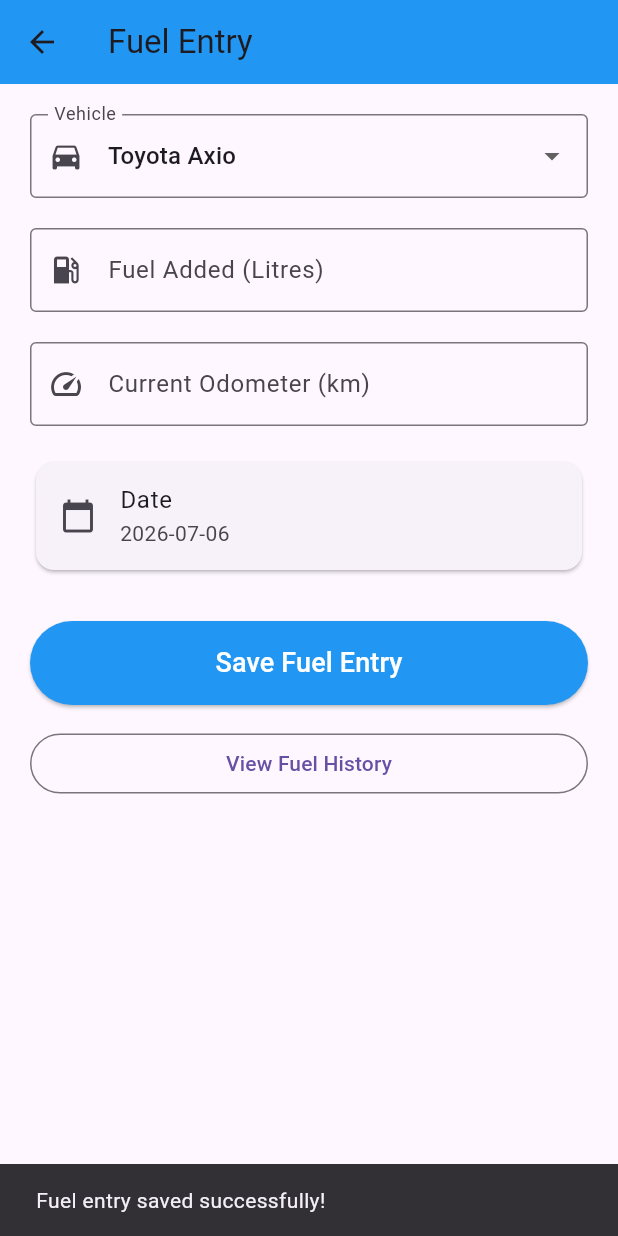
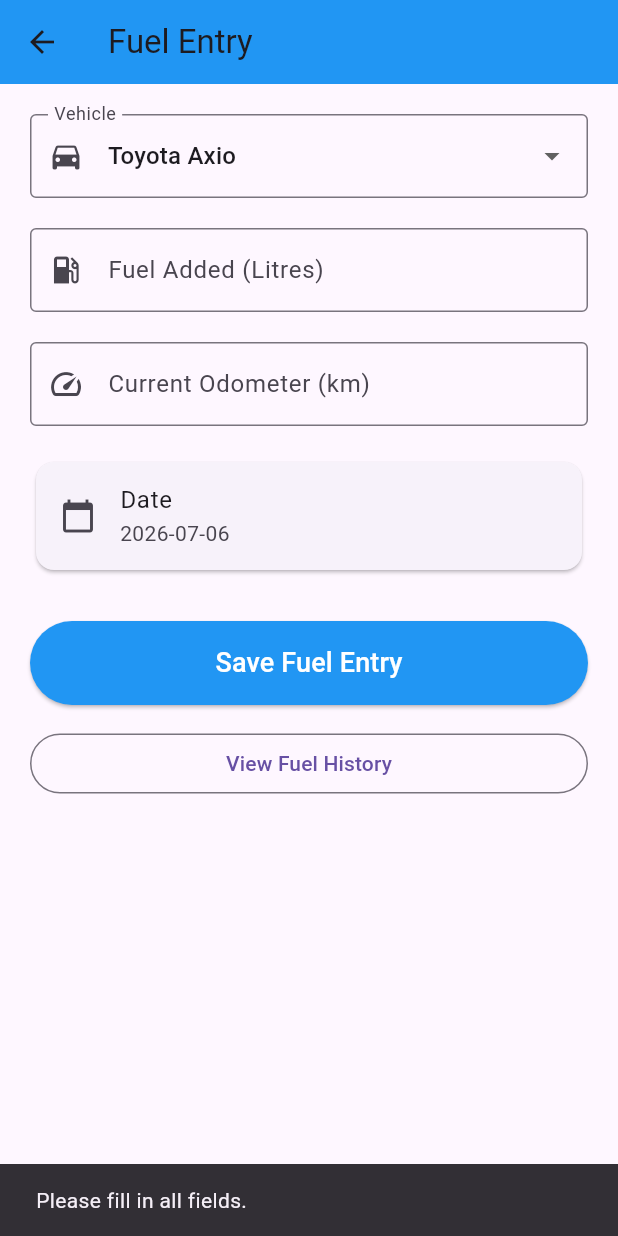
Before and after one commit to Delfine254/EcoMate-Fuel-Emission-Tracker, a Flutter app: the FuelEntryScreen screen opened directly, after a tap on "Save Fuel Entry", on a phone screen of 412 x 824 dp. Run offline on Flutter 3.47's test engine with Material 3 defaults, Android fonts, the phone set to English and light mode, and no system bars; our stand-ins replace sqflite, sqflite_common_ffi; accounts and stored records are empty.

Commit message:
Connect fuel entry screen to SQLIte database

```diff
--- a/lib/models/fuel_log_model.dart
+++ b/lib/models/fuel_log_model.dart
@@ -0,0 +1,35 @@
+class FuelLog {
+  int? id;
+  String vehicleName;
+  double litres;
+  double odometer;
+  String date;
+
+  FuelLog({
+    this.id,
+    required this.vehicleName,
+    required this.litres,
+    required this.odometer,
+    required this.date,
+  });
+
+  Map<String, dynamic> toMap() {
+    return {
+      'id': id,
+      'vehicleName': vehicleName,
+      'litres': litres,
+      'odometer': odometer,
+      'date': date,
+    };
+  }
+
+  factory FuelLog.fromMap(Map<String, dynamic> map) {
+    return FuelLog(
+      id: map['id'],
+      vehicleName: map['vehicleName'],
+      litres: map['litres'],
+      odometer: map['odometer'],
+      date: map['date'],
+    );
+  }
+}
--- a/lib/screens/fuel/fuel_entry_screen.dart
+++ b/lib/screens/fuel/fuel_entry_screen.dart
@@ -1,4 +1,7 @@
 import 'package:flutter/material.dart';
+
+import '../../database/database_helper.dart';
+import '../../models/fuel_log_model.dart';
 import 'fuel_history_screen.dart';
 
 class FuelEntryScreen extends StatefulWidget {
@@ -9,16 +12,15 @@ class FuelEntryScreen extends StatefulWidget {
 }
 
 class _FuelEntryScreenState extends State<FuelEntryScreen> {
-
-  TextEditingController fuelController =
+  final TextEditingController fuelController =
       TextEditingController();
 
-  TextEditingController odometerController =
+  final TextEditingController odometerController =
       TextEditingController();
 
   String selectedVehicle = 'Toyota Axio';
 
-  String currentDate =
+  final String currentDate =
       DateTime.now().toString().split(' ')[0];
 
   @override
@@ -30,7 +32,7 @@ class _FuelEntryScreenState extends State<FuelEntryScreen> {
       ),
 
       body: Padding(
-        padding: const EdgeInsets.all(20.0),
+        padding: const EdgeInsets.all(20),
 
         child: SingleChildScrollView(
           child: Column(
@@ -46,20 +48,25 @@ class _FuelEntryScreenState extends State<FuelEntryScreen> {
                 ),
 
                 items: const [
+
                   DropdownMenuItem(
                     value: 'Toyota Axio',
                     child: Text('Toyota Axio'),
                   ),
+
                   DropdownMenuItem(
                     value: 'Nissan Note',
                     child: Text('Nissan Note'),
                   ),
+
                 ],
 
                 onChanged: (value) {
+
                   setState(() {
                     selectedVehicle = value!;
                   });
+
                 },
               ),
 
@@ -113,16 +120,70 @@ class _FuelEntryScreenState extends State<FuelEntryScreen> {
                 width: double.infinity,
 
                 child: ElevatedButton(
-                  onPressed: () {
 
-                    ScaffoldMessenger.of(context)
-                        .showSnackBar(
-                      const SnackBar(
-                        content: Text(
-                          'Fuel entry saved successfully!',
+                  onPressed: () async {
+
+                    if (fuelController.text.trim().isEmpty ||
+                        odometerController.text.trim().isEmpty) {
+
+                      ScaffoldMessenger.of(context).showSnackBar(
+                        const SnackBar(
+                          content: Text(
+                            'Please fill in all fields.',
+                          ),
                         ),
-                      ),
-                    );
+                      );
+
+                      return;
+                    }
+
+                    try {
+
+                      FuelLog fuelLog = FuelLog(
+                        vehicleName: selectedVehicle,
+                        litres: double.tryParse(
+                              fuelController.text,
+                            ) ??
+                            0,
+                        odometer: double.tryParse(
+                              odometerController.text,
+                            ) ??
+                            0,
+                        date: currentDate,
+                      );
+
+                      await DatabaseHelper.insertFuelLog(
+                        fuelLog,
+                      );
+
+                      fuelController.clear();
+                      odometerController.clear();
+
+                      if (!context.mounted) return;
+
+                      ScaffoldMessenger.of(context).showSnackBar(
+                        const SnackBar(
+                          content: Text(
+                            'Fuel entry saved successfully!',
+                          ),
+                        ),
+                      );
+
+                    } catch (e) {
+
+                      if (!context.mounted) return;
+
+                      ScaffoldMessenger.of(context).showSnackBar(
+                        SnackBar(
+                          content: Text(
+                            'Error: $e',
+                          ),
+                        ),
+                      );
+
+                      debugPrint(e.toString());
+
+                    }
 
                   },
 
@@ -150,6 +211,7 @@ class _FuelEntryScreenState extends State<FuelEntryScreen> {
                 width: double.infinity,
 
                 child: OutlinedButton(
+
                   onPressed: () {
 
                     Navigator.push(
@@ -162,7 +224,7 @@ class _FuelEntryScreenState extends State<FuelEntryScreen> {
 
                   },
 
-                  child:  Text(
+                  child: const Text(
                     'View Fuel History',
                   ),
                 ),
```
Also changed, not shown: lib/database/database_helper.dart (+61 -3 lines).
